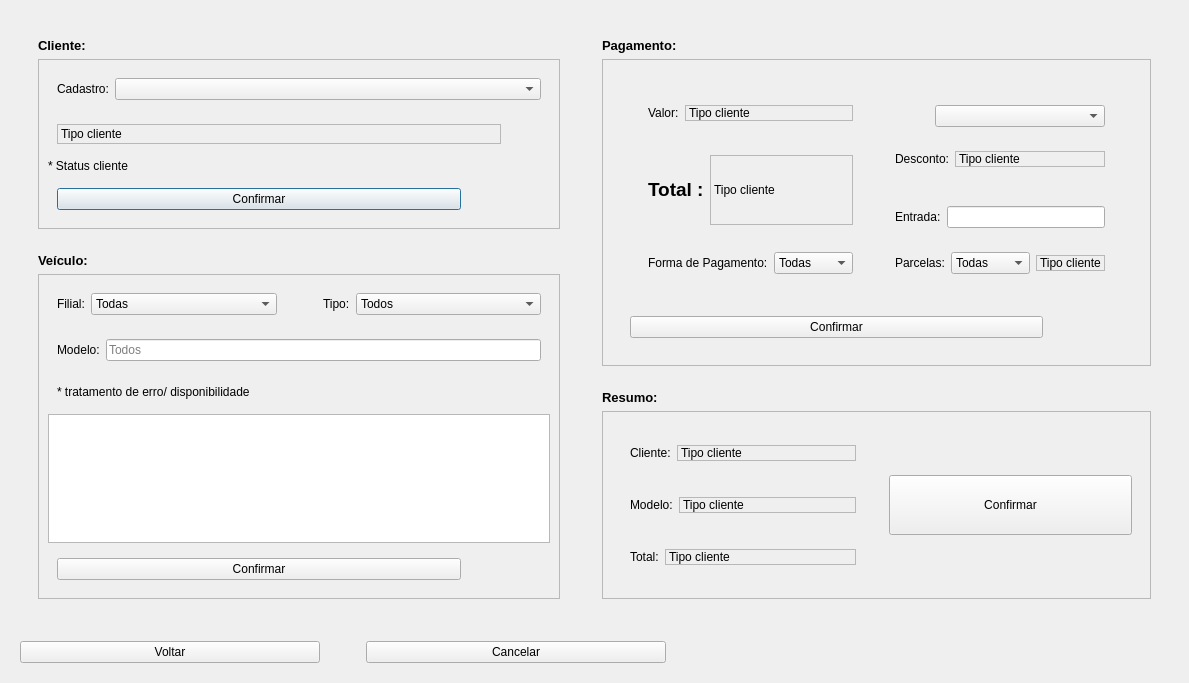
The window that telaresgistrovendas.ui (EduardoHaagP/ProjetoPOO) describes before a commit, drawn with Qt 5.
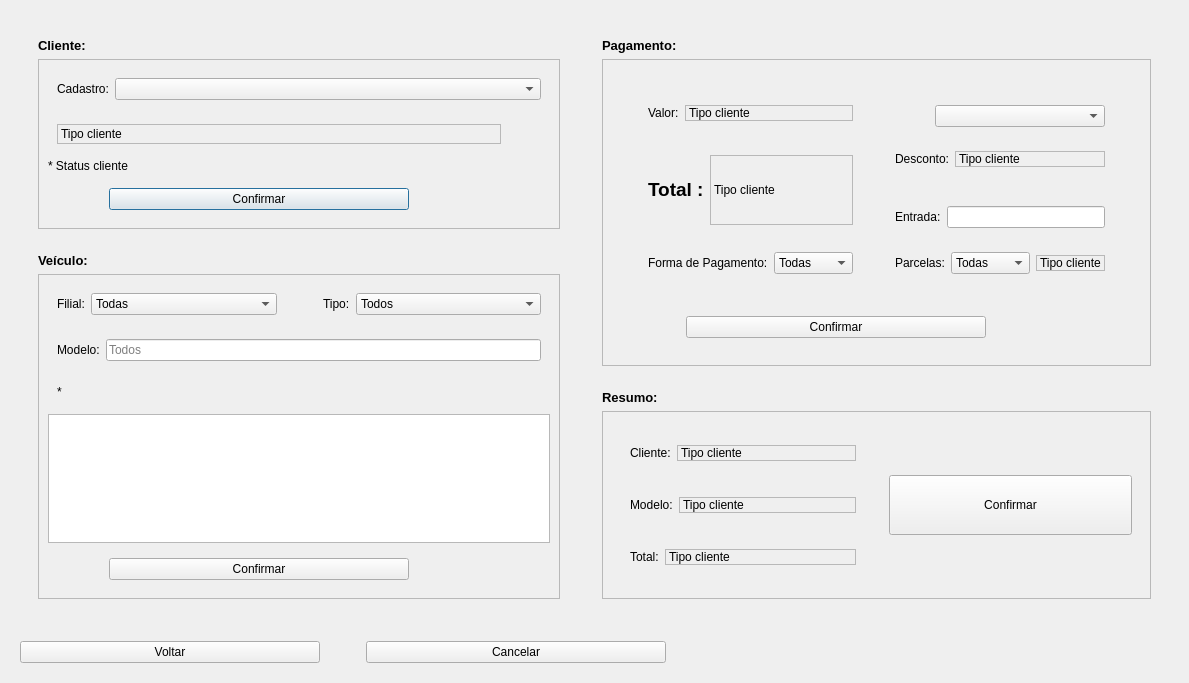
The same window after the commit.

Commit message: arrumado alguns erros

Patch:
```diff
--- a/telaresgistrovendas.ui
+++ b/telaresgistrovendas.ui
@@ -162,6 +162,12 @@
                       <verstretch>0</verstretch>
                      </sizepolicy>
                     </property>
+                    <property name="maximumSize">
+                     <size>
+                      <width>300</width>
+                      <height>300</height>
+                     </size>
+                    </property>
                     <property name="text">
                      <string>Confirmar</string>
                     </property>
@@ -386,7 +392,7 @@
                   <item>
                    <widget class="QLabel" name="erroVeiculo">
                     <property name="text">
-                     <string>* tratamento de erro/ disponibilidade</string>
+                     <string>* </string>
                     </property>
                    </widget>
                   </item>
@@ -414,6 +420,12 @@
                       <verstretch>0</verstretch>
                      </sizepolicy>
                     </property>
+                    <property name="maximumSize">
+                     <size>
+                      <width>300</width>
+                      <height>300</height>
+                     </size>
+                    </property>
                     <property name="text">
                      <string>Confirmar</string>
                     </property>
@@ -864,6 +876,12 @@
                          <verstretch>0</verstretch>
                         </sizepolicy>
                        </property>
+                       <property name="maximumSize">
+                        <size>
+                         <width>300</width>
+                         <height>300</height>
+                        </size>
+                       </property>
                        <property name="text">
                         <string>Confirmar</string>
                        </property>
```
The commit also changes 6 other files.
